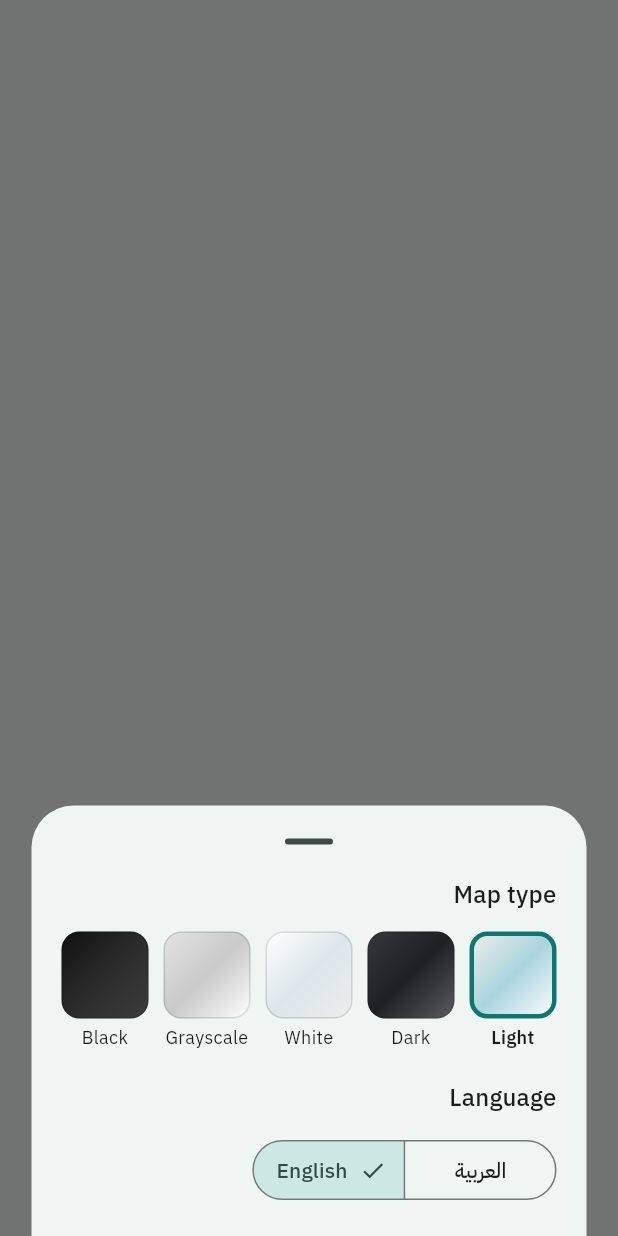
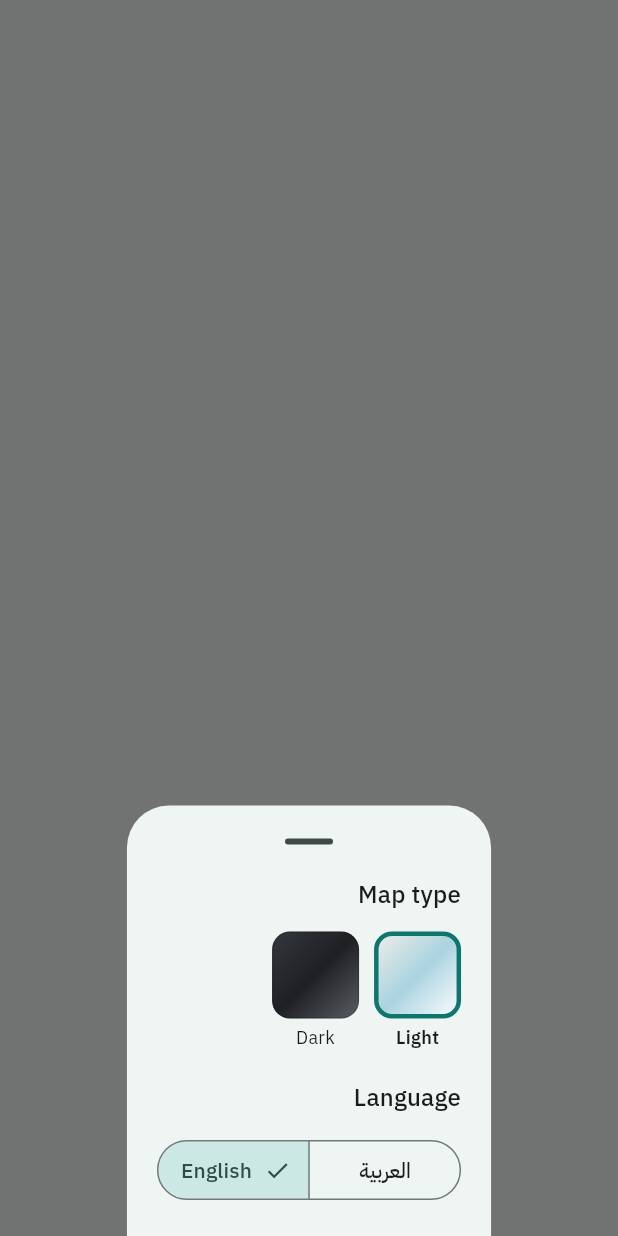
Before and after one commit to yehyatt/kharita, a Flutter app: what showLayersSheet() shows on an empty page, opened directly with empty values, after a tap on "English", on a phone screen of 412 x 824 dp. Run offline on Flutter 3.47's test engine with Material 3 defaults, Android fonts, the phone set to English and light mode, and no system bars; our stand-ins replace geolocator, shared_preferences; missing offline and left inert: dart:js_interop, maplibre_gl; accounts and stored records are empty.

Commit message:
Explorer: offer only Light, Dark and Satellite
Co-Authored-By: Claude Opus 5.5 <noreply@anthropic.com>

```diff
--- a/apps/explorer/lib/app_state.dart
+++ b/apps/explorer/lib/app_state.dart
@@ -49,6 +49,9 @@ class AppState extends ChangeNotifier {
   MapelevenLanguage language = MapelevenLanguage.ar;
   MapelevenTheme theme = MapelevenTheme.light;
 
+  /// Map types offered in the app. The SDK has more; two keep the choice simple.
+  static const themes = [MapelevenTheme.light, MapelevenTheme.dark];
+
   /// Satellite imagery, when the build was given a key:
   /// `--dart-define=ESRI_KEY=...` or `--dart-define=MAPTILER_KEY=...`.
   /// Public builds have none, so the satellite option stays hidden.
@@ -83,7 +86,8 @@ class AppState extends ChangeNotifier {
     try {
       final p = _prefs = await SharedPreferences.getInstance();
       language = MapelevenLanguage.values.asNameMap()[p.getString('language')] ?? language;
-      theme = MapelevenTheme.values.asNameMap()[p.getString('theme')] ?? theme;
+      final savedTheme = MapelevenTheme.values.asNameMap()[p.getString('theme')];
+      if (themes.contains(savedTheme)) theme = savedTheme!;
       satellite = imagery != null && (p.getBool('satellite') ?? false);
       saved.addAll(_decode(p.getString('saved')));
       recent.addAll(_decode(p.getString('recent')));
--- a/apps/explorer/lib/main.dart
+++ b/apps/explorer/lib/main.dart
@@ -146,7 +146,7 @@ Future<void> showLayersSheet(BuildContext context, AppState state) {
                   spacing: 10,
                   runSpacing: 10,
                   children: [
-                    for (final t in MapelevenTheme.values)
+                    for (final t in AppState.themes)
                       _ThemeTile(
                         label: s.theme(t),
                         colors: _ThemeTile.swatches[t]!,
```
